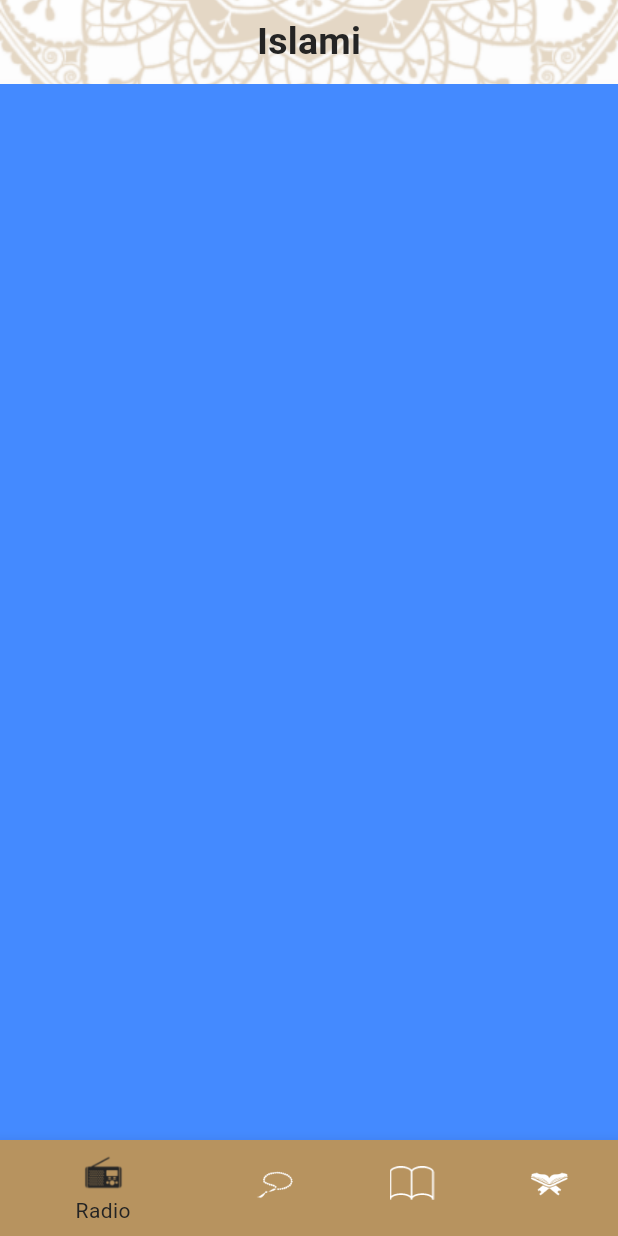
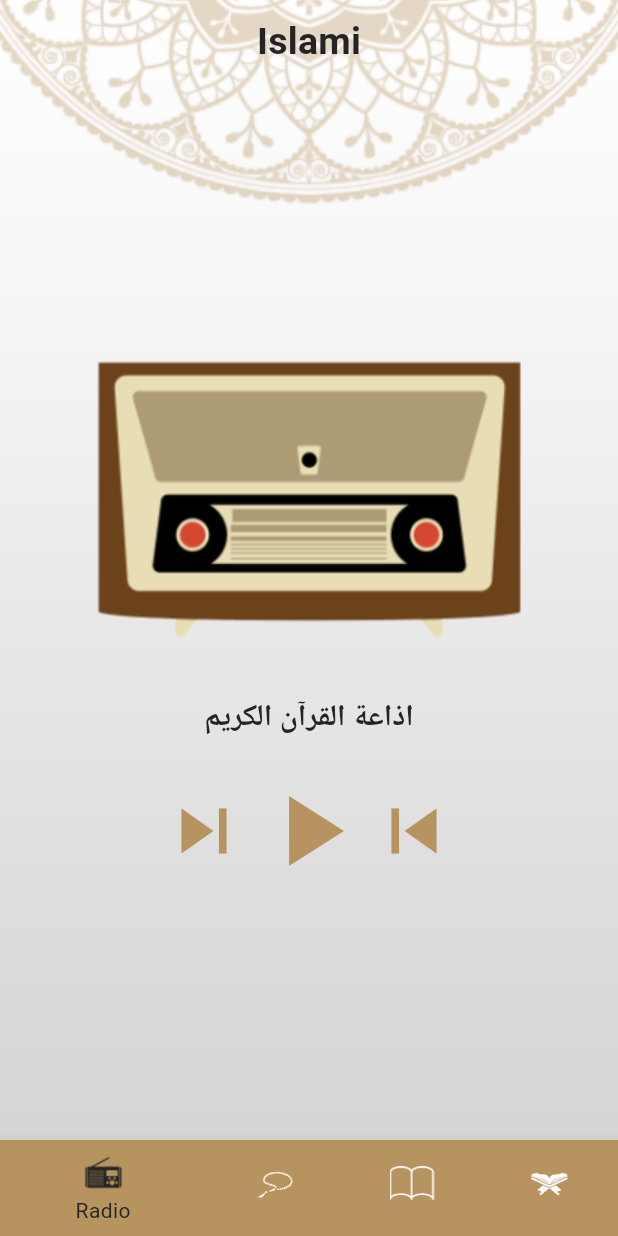
Before and after one commit to Maryammahmou-d/Islame_App, a Flutter app: the screen it shows after launch, on a phone screen of 412 x 824 dp. Run offline on Flutter 3.47's test engine with Material 3 defaults, Android fonts, the phone set to English and light mode, and no system bars.

Commit message:
create Radio Tab (Without API)

```diff
--- a/lib/Home/Radio_tab.dart
+++ b/lib/Home/Radio_tab.dart
@@ -1,11 +1,43 @@
 import 'package:flutter/cupertino.dart';
 import 'package:flutter/material.dart';
+import 'package:islame_app/themeing.dart';
 
 class RadioTab extends StatelessWidget {
   const RadioTab({super.key});
 
   @override
   Widget build(BuildContext context) {
-    return Container(color: Colors.blueAccent);
+    return Column(
+      mainAxisAlignment: MainAxisAlignment.center,
+      children: [
+        Image.asset("assets/images/radio_image.png"),
+        SizedBox.fromSize(size: Size(0, 20)),
+        Text(
+          "اذاعة القرآن الكريم",
+          style: Theme.of(context).textTheme.titleSmall,
+        ),
+        SizedBox.fromSize(size: Size(0, 20)),
+        Row(
+          mainAxisAlignment: MainAxisAlignment.center,
+          children: [
+            Icon(
+              Icons.skip_next,
+              size: 60,
+              color: MyThemeData.GoldColor,
+            ),
+            Icon(
+              Icons.play_arrow,
+              size: 80,
+              color: MyThemeData.GoldColor,
+            ),
+            Icon(
+              Icons.skip_previous,
+              size: 60,
+              color: MyThemeData.GoldColor,
+            ),
+          ],
+        )
+      ],
+    );
   }
 }
```
Also changed, not shown: assets/images/radio_image.png (added).
